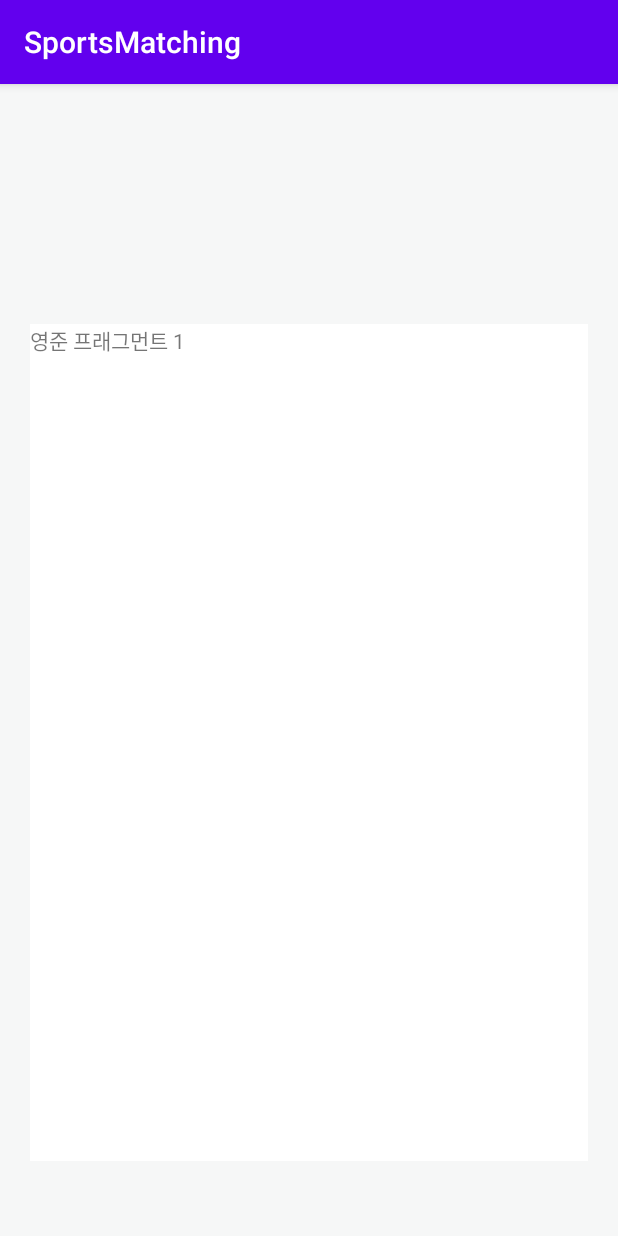
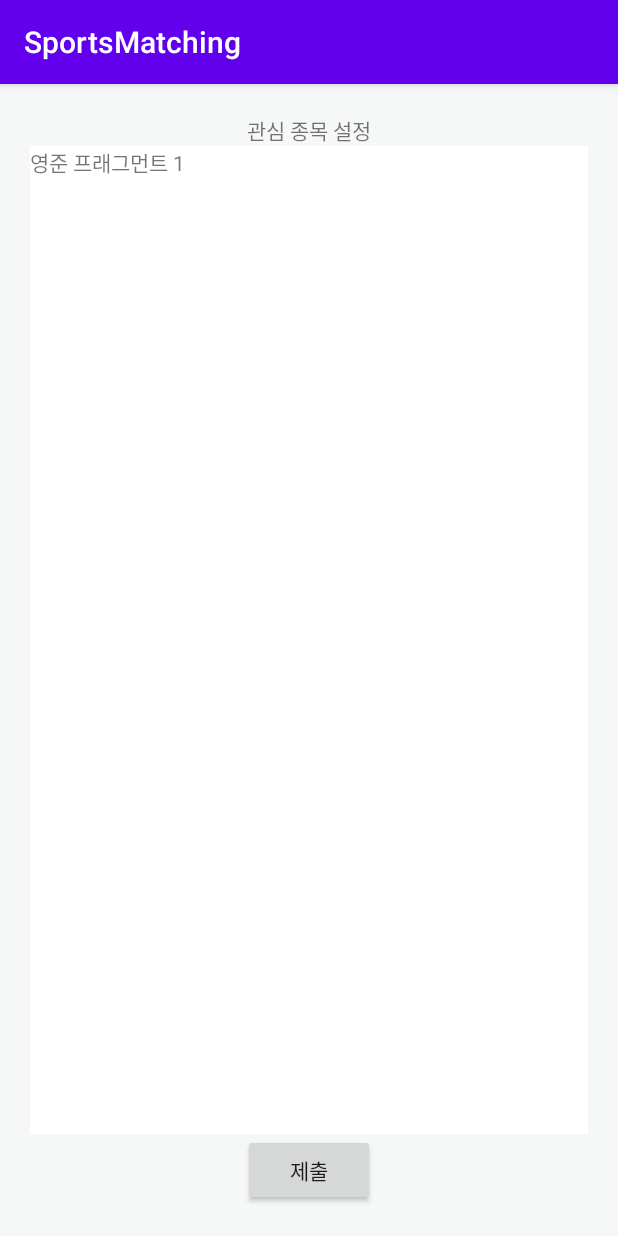
Before and after one commit to bugilzzang/CapstonDesign, an Android app: the yset_exercise_type screen opened directly, with no data from a screen before it, on a phone screen of 412 x 824 dp. Run offline under Robolectric (Android 15) with nearby library versions, the phone set to English and light mode, and no system bars.

Commit message:
영준 뷰페이저2

```diff
--- a/app/src/main/res/layout/activity_yset_exercise_type.xml
+++ b/app/src/main/res/layout/activity_yset_exercise_type.xml
@@ -6,12 +6,16 @@
     android:padding="20dp"
     android:background="#81F4F5F6"
     android:gravity="center">
+    <TextView
+        android:layout_width="wrap_content"
+        android:layout_height="wrap_content"
+        android:text="관심 종목 설정"/>
+
     <LinearLayout
         android:layout_width="match_parent"
         android:layout_height="match_parent"
         android:background="#ffffff"
-        android:layout_marginBottom="30dp"
-        android:layout_marginTop="140dp"
+        android:layout_weight="1"
         >
 
         <androidx.viewpager.widget.ViewPager
@@ -25,4 +29,8 @@
 
     </LinearLayout>
 
+    <Button
+        android:layout_width="wrap_content"
+        android:layout_height="wrap_content"
+        android:text="제출"/>
 </LinearLayout>
--- a/app/src/main/res/layout/activity_ysignup_page.xml
+++ b/app/src/main/res/layout/activity_ysignup_page.xml
@@ -169,6 +169,7 @@
             </LinearLayout>
 
             <Button
+                android:id="@+id/btn_submit"
                 android:layout_width="100dp"
                 android:layout_height="50dp"
                 android:background="@drawable/y_box_border_signupgo"
```
Also changed, not shown: app/src/main/java/com/example/capstonproject/ysignup_page.java (+15 -0 lines).
